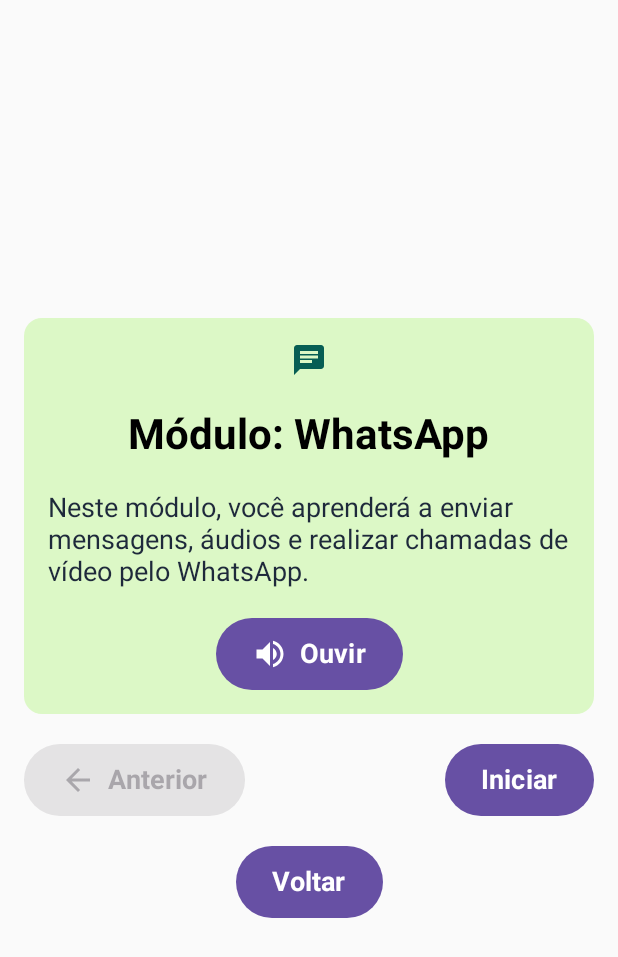
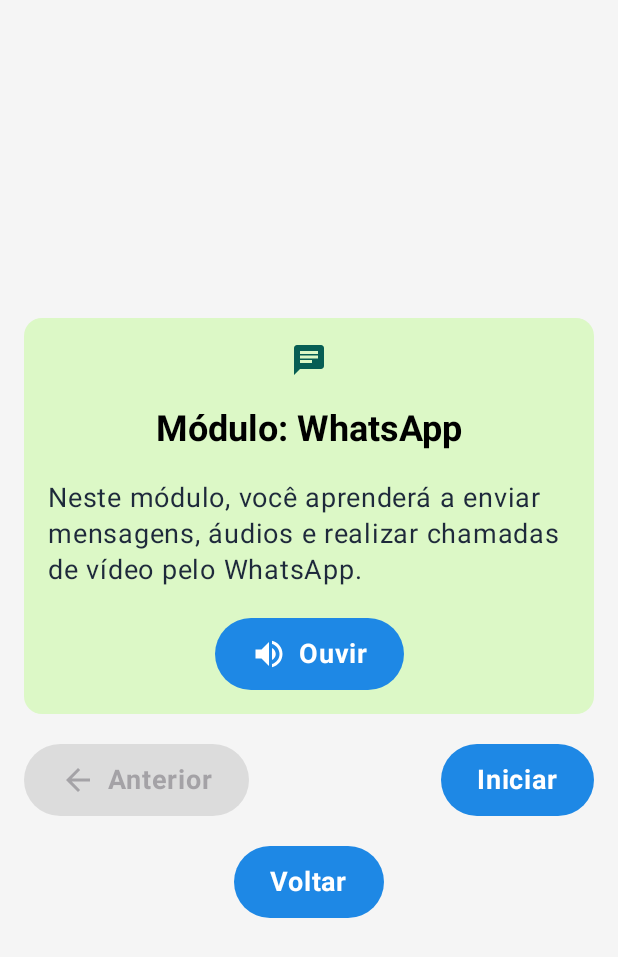
Before and after one commit to LuanBSPinheiro/AlfaSenior, an Android app built with Jetpack Compose: the screen it shows after launch (MainActivity), after a tap on "Aprender WhatsApp", on a phone screen of 412 x 824 dp. Shown: the top 957 px of the screen. Run offline under Robolectric (Android 15) with nearby library versions, the phone set to English and light mode, and no system bars.

Commit message:
UI: Alteração do tema e implementação do Alto Contraste

```diff
--- a/app/build.gradle.kts
+++ b/app/build.gradle.kts
@@ -51,6 +51,8 @@
     implementation(libs.androidx.material3)
     implementation(libs.androidx.navigation.compose)
     implementation(libs.androidx.material.icons.extended)
+    implementation(libs.androidx.datastore.preferences)
+    implementation(libs.accompanist.navigation.animation)
     testImplementation(libs.junit)
     androidTestImplementation(libs.androidx.junit)
     androidTestImplementation(libs.androidx.espresso.core)
--- a/app/src/main/java/com/triplealfa/alfasenior/MainActivity.kt
+++ b/app/src/main/java/com/triplealfa/alfasenior/MainActivity.kt
@@ -3,36 +3,54 @@
 import android.os.Bundle
 import androidx.activity.ComponentActivity
 import androidx.activity.compose.setContent
+import androidx.compose.foundation.layout.fillMaxSize
+import androidx.compose.material3.MaterialTheme
+import androidx.compose.material3.Surface
 import androidx.compose.runtime.Composable
+import androidx.compose.runtime.collectAsState
+import androidx.compose.ui.Modifier
 import androidx.compose.ui.platform.LocalContext
 import androidx.compose.ui.tooling.preview.Preview
-import androidx.navigation.compose.rememberNavController
 import androidx.navigation.compose.NavHost
 import androidx.navigation.compose.composable
+import androidx.navigation.compose.rememberNavController
+import com.triplealfa.alfasenior.ui.screens.AboutScreen
 import com.triplealfa.alfasenior.ui.screens.HomeScreen
+import com.triplealfa.alfasenior.ui.screens.InternetScreen
 import com.triplealfa.alfasenior.ui.screens.ModuleScreen
-import com.triplealfa.alfasenior.ui.screens.AboutScreen
-import com.triplealfa.alfasenior.ui.screens.InternetScreen
 import com.triplealfa.alfasenior.ui.screens.PhoneScreen
 import com.triplealfa.alfasenior.ui.screens.SafetyScreen
 import com.triplealfa.alfasenior.ui.screens.WhatsAppScreen
+import com.triplealfa.alfasenior.ui.theme.AlfaSeniorTheme
+import com.triplealfa.alfasenior.ui.theme.getHighContrast
 
 class MainActivity : ComponentActivity() {
     override fun onCreate(savedInstanceState: Bundle?) {
         super.onCreate(savedInstanceState)
         setContent {
-            AlfaSeniorApp()
+            val context = LocalContext.current
+            val highContrastFlow = getHighContrast(context).collectAsState(initial = false)
+            val highContrast = highContrastFlow.value
+
+            AlfaSeniorTheme(highContrast = highContrast) {
+                Surface(
+                    modifier = Modifier.fillMaxSize(),
+                    color = MaterialTheme.colorScheme.background
+                ) {
+                    AlfaSeniorApp(onThemeChange = { /* Reaplica a UI dinamicamente */ })
+                }
+            }
         }
     }
 }
 
 @Composable
-fun AlfaSeniorApp() {
+fun AlfaSeniorApp(onThemeChange: (Boolean) -> Unit) {
     val navController = rememberNavController()
     val context = LocalContext.current
 
     NavHost(navController = navController, startDestination = "home") {
-        composable("home") { HomeScreen(navController) }
+        composable("home") { HomeScreen(navController, context, onThemeChange) }
         composable("module/{moduleName}") { backStackEntry ->
             ModuleScreen(navController, backStackEntry.arguments?.getString("moduleName") ?: "")
         }
@@ -47,5 +65,15 @@
 @Preview(showBackground = true)
 @Composable
 fun AlfaSeniorAppPreview() {
-    AlfaSeniorApp()
+    val context = LocalContext.current
+    val highContrastFlow = getHighContrast(context).collectAsState(initial = false)
+    val highContrast = highContrastFlow.value
+    AlfaSeniorTheme(highContrast = highContrast) {
+        Surface(
+            modifier = Modifier.fillMaxSize(),
+            color = MaterialTheme.colorScheme.background
+        ) {
+            AlfaSeniorApp({})
+        }
+    }
 }
--- a/app/src/main/java/com/triplealfa/alfasenior/ui/constants/Dimens.kt
+++ b/app/src/main/java/com/triplealfa/alfasenior/ui/constants/Dimens.kt
@@ -4,10 +4,18 @@
 import androidx.compose.ui.unit.sp
 
 object Dimens {
+
+    //region Font Sizes
+    val LabelLarge = 16.sp
+    val ButtonFontSize = 18.sp
+    val HeadlineMedium = 24.sp
+    //endregion
+
+    // region DP Sizes
     val ButtonHeight = 48.dp
-    val ButtonFontSize = 18.sp
     val CardCornerRadius = 12.dp
     val CardPadding = 16.dp
     val SpacerHeight = 20.dp
     val SpacerWidth = 8.dp
+    //endregion
 }
--- a/app/src/main/java/com/triplealfa/alfasenior/ui/screens/HomeScreen.kt
+++ b/app/src/main/java/com/triplealfa/alfasenior/ui/screens/HomeScreen.kt
@@ -1,7 +1,9 @@
 package com.triplealfa.alfasenior.ui.screens
 
+import android.content.Context
 import androidx.compose.foundation.layout.Arrangement
 import androidx.compose.foundation.layout.Column
+import androidx.compose.foundation.layout.Row
 import androidx.compose.foundation.layout.Spacer
 import androidx.compose.foundation.layout.fillMaxSize
 import androidx.compose.foundation.layout.fillMaxWidth
@@ -17,8 +19,10 @@
 import androidx.compose.material3.Button
 import androidx.compose.material3.Icon
 import androidx.compose.material3.MaterialTheme
+import androidx.compose.material3.Switch
 import androidx.compose.material3.Text
 import androidx.compose.runtime.Composable
+import androidx.compose.runtime.collectAsState
 import androidx.compose.ui.Alignment
 import androidx.compose.ui.Modifier
 import androidx.compose.ui.res.stringResource
@@ -28,9 +32,14 @@
 import androidx.navigation.compose.rememberNavController
 import com.triplealfa.alfasenior.R
 import com.triplealfa.alfasenior.ui.constants.Dimens
+import com.triplealfa.alfasenior.ui.theme.getHighContrast
+import com.triplealfa.alfasenior.ui.theme.setHighContrast
 
 @Composable
-fun HomeScreen(navController: NavController) {
+fun HomeScreen(navController: NavController, context: Context, onThemeChange: (Boolean) -> Unit) {
+    val highContrastFlow = getHighContrast(context).collectAsState(initial = false)
+    val highContrast = highContrastFlow.value
+
     Column(
         modifier = Modifier
             .fillMaxSize()
@@ -42,6 +51,24 @@
             text = stringResource(R.string.welcome_alfasenior),
             style = MaterialTheme.typography.headlineMedium.copy(fontWeight = FontWeight.Bold)
         )
+
+        Row(
+            modifier = Modifier.fillMaxWidth(),
+            horizontalArrangement = Arrangement.SpaceBetween,
+            verticalAlignment = Alignment.CenterVertically
+        ) {
+            Text(
+                text = stringResource(R.string.modo_alto_contraste),
+                style = MaterialTheme.typography.bodyMedium
+            )
+            Switch(
+                checked = highContrast,
+                onCheckedChange = {
+                    setHighContrast(context, it)
+                    onThemeChange(it)
+                }
+            )
+        }
 
         ButtonWithIcon(
             text = stringResource(R.string.learn_whatsapp),
@@ -92,5 +119,8 @@
 @Preview(showBackground = true)
 @Composable
 fun HomeScreenPreview() {
-    HomeScreen(navController = rememberNavController())
+    HomeScreen(
+        navController = rememberNavController(),
+        context = androidx.compose.ui.platform.LocalContext.current,
+        onThemeChange = {})
 }
--- a/app/src/main/java/com/triplealfa/alfasenior/ui/theme/Theme.kt
+++ b/app/src/main/java/com/triplealfa/alfasenior/ui/theme/Theme.kt
@@ -1,58 +1,101 @@
 package com.triplealfa.alfasenior.ui.theme
 
-import android.app.Activity
-import android.os.Build
-import androidx.compose.foundation.isSystemInDarkTheme
+import android.content.Context
 import androidx.compose.material3.MaterialTheme
+import androidx.compose.material3.Typography
 import androidx.compose.material3.darkColorScheme
-import androidx.compose.material3.dynamicDarkColorScheme
-import androidx.compose.material3.dynamicLightColorScheme
 import androidx.compose.material3.lightColorScheme
 import androidx.compose.runtime.Composable
-import androidx.compose.ui.platform.LocalContext
+import androidx.compose.ui.graphics.Color
+import androidx.compose.ui.text.TextStyle
+import androidx.compose.ui.text.font.FontFamily
+import androidx.compose.ui.text.font.FontWeight
+import androidx.datastore.preferences.core.booleanPreferencesKey
+import androidx.datastore.preferences.core.edit
+import androidx.datastore.preferences.preferencesDataStore
+import com.triplealfa.alfasenior.ui.constants.Dimens
+import kotlinx.coroutines.flow.Flow
+import kotlinx.coroutines.flow.map
+import kotlinx.coroutines.runBlocking
 
-private val DarkColorScheme = darkColorScheme(
-    primary = Purple80,
-    secondary = PurpleGrey80,
-    tertiary = Pink80
+// Definição de cores padrão
+val PrimaryColor = Color(0xFF1E88E5)
+val SecondaryColor = Color(0xFF43A047)
+val BackgroundColor = Color(0xFFF5F5F5)
+val OnPrimaryColor = Color.White
+val OnBackgroundColor = Color.Black
+
+// Definição de cores para Alto Contraste
+val HighContrastPrimary = Color(0xFFFFEB3B)
+val HighContrastSecondary = Color(0xFFFF5722)
+val HighContrastBackground = Color(0xFF000000)
+val HighContrastOnPrimary = Color.Black
+val HighContrastOnBackground = Color.White
+
+// Tipografia personalizada
+val CustomTypography = Typography(
+    headlineMedium = TextStyle(
+        fontSize = Dimens.HeadlineMedium,
+        fontWeight = FontWeight.Bold,
+        fontFamily = FontFamily.SansSerif
+    ),
+    bodyMedium = TextStyle(
+        fontSize = Dimens.ButtonFontSize,
+        fontWeight = FontWeight.Normal,
+        fontFamily = FontFamily.SansSerif
+    ),
+    labelLarge = TextStyle(
+        fontSize = Dimens.LabelLarge,
+        fontWeight = FontWeight.Medium,
+        fontFamily = FontFamily.SansSerif
+    )
 )
 
-private val LightColorScheme = lightColorScheme(
-    primary = Purple40,
-    secondary = PurpleGrey40,
-    tertiary = Pink40
+// DataStore para salvar a preferência do tema
+val Context.dataStore by preferencesDataStore(name = "settings")
+val HIGH_CONTRAST_KEY = booleanPreferencesKey("high_contrast")
 
-    /* Other default colors to override
-    background = Color(0xFFFFFBFE),
-    surface = Color(0xFFFFFBFE),
-    onPrimary = Color.White,
-    onSecondary = Color.White,
-    onTertiary = Color.White,
-    onBackground = Color(0xFF1C1B1F),
-    onSurface = Color(0xFF1C1B1F),
-    */
-)
+fun getHighContrast(context: Context): Flow<Boolean> {
+    return context.dataStore.data.map { preferences ->
+        preferences[HIGH_CONTRAST_KEY] ?: false
+    }
+}
+
+fun setHighContrast(context: Context, isEnabled: Boolean) {
+    runBlocking {
+        context.dataStore.edit { preferences ->
+            preferences[HIGH_CONTRAST_KEY] = isEnabled
+        }
+    }
+}
 
 @Composable
-fun AlfaSeniorTheme(
-    darkTheme: Boolean = isSystemInDarkTheme(),
-    // Dynamic color is available on Android 12+
-    dynamicColor: Boolean = true,
-    content: @Composable () -> Unit
-) {
-    val colorScheme = when {
-        dynamicColor && Build.VERSION.SDK_INT >= Build.VERSION_CODES.S -> {
-            val context = LocalContext.current
-            if (darkTheme) dynamicDarkColorScheme(context) else dynamicLightColorScheme(context)
-        }
-
-        darkTheme -> DarkColorScheme
-        else -> LightColorScheme
+fun AlfaSeniorTheme(highContrast: Boolean, content: @Composable () -> Unit) {
+    val colorScheme = if (highContrast) {
+        darkColorScheme(
+            primary = HighContrastPrimary,
+            secondary = HighContrastSecondary,
+            background = HighContrastBackground,
+            surface = HighContrastBackground,
+            onPrimary = HighContrastOnPrimary,
+            onBackground = HighContrastOnBackground,
+            onSurface = HighContrastOnBackground
+        )
+    } else {
+        lightColorScheme(
+            primary = PrimaryColor,
+            secondary = SecondaryColor,
+            background = BackgroundColor,
+            surface = BackgroundColor,
+            onPrimary = OnPrimaryColor,
+            onBackground = OnBackgroundColor,
+            onSurface = OnBackgroundColor
+        )
     }
 
     MaterialTheme(
         colorScheme = colorScheme,
-        typography = Typography,
+        typography = CustomTypography,
         content = content
     )
 }
--- a/app/src/main/res/values/strings.xml
+++ b/app/src/main/res/values/strings.xml
@@ -44,4 +44,5 @@
     <string name="module_internet">Módulo: Internet</string>
     <string name="listen">Ouvir</string>
     <string name="about">Sobre</string>
+    <string name="modo_alto_contraste">Modo Alto Contraste</string>
 </resources>
--- a/gradle/libs.versions.toml
+++ b/gradle/libs.versions.toml
@@ -1,5 +1,7 @@
 [versions]
+accompanistNavigationAnimation = "0.30.1"
 agp = "8.7.2"
+datastorePreferences = "1.1.3"
 kotlin = "2.0.0"
 coreKtx = "1.15.0"
 junit = "4.13.2"
@@ -12,7 +14,9 @@
 navigationCompose = "2.8.8"
 
 [libraries]
+accompanist-navigation-animation = { module = "com.google.accompanist:accompanist-navigation-animation", version.ref = "accompanistNavigationAnimation" }
 androidx-core-ktx = { group = "androidx.core", name = "core-ktx", version.ref = "coreKtx" }
+androidx-datastore-preferences = { module = "androidx.datastore:datastore-preferences", version.ref = "datastorePreferences" }
 androidx-material-icons-extended = { module = "androidx.compose.material:material-icons-extended", version.ref = "materialIconsExtended" }
 androidx-navigation-compose = { module = "androidx.navigation:navigation-compose", version.ref = "navigationCompose" }
 junit = { group = "junit", name = "junit", version.ref = "junit" }
```
